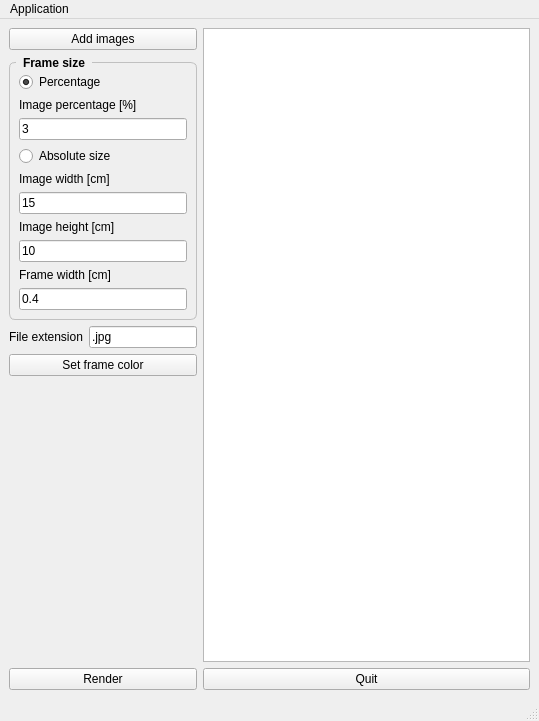
Above: ui/mainwindow.ui from JakubHazik/AddImageFrame before the change. Below: the same form after it.
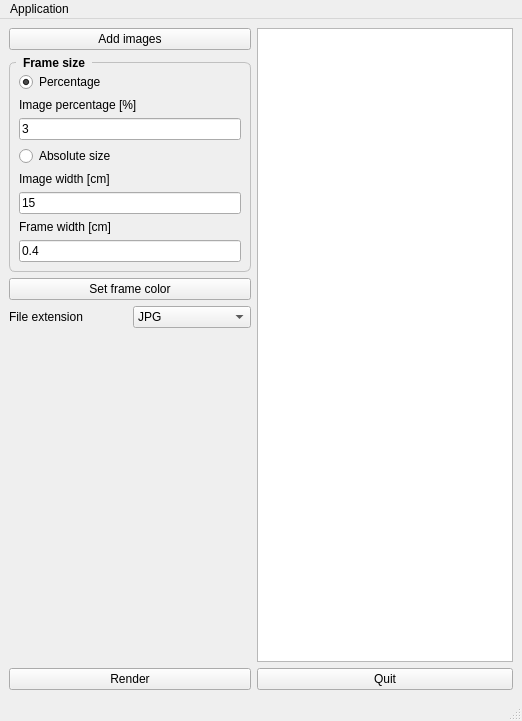
That is the form after the change.

Commit message: move image processing to UI object, make UI user friendly

```diff
--- a/ui/mainwindow.ui
+++ b/ui/mainwindow.ui
@@ -6,7 +6,7 @@
    <rect>
     <x>0</x>
     <y>0</y>
-    <width>539</width>
+    <width>522</width>
     <height>721</height>
    </rect>
   </property>
@@ -14,8 +14,23 @@
    <string>MainWindow</string>
   </property>
   <widget class="QWidget" name="centralwidget">
+   <layout class="QHBoxLayout" name="horizontalLayout">
+    <item>
    <layout class="QGridLayout" name="gridLayout">
-    <item row="6" column="0" colspan="3">
+      <item row="0" column="0">
+       <widget class="QPushButton" name="browse_btn">
+        <property name="sizePolicy">
+         <sizepolicy hsizetype="Expanding" vsizetype="Fixed">
+          <horstretch>0</horstretch>
+          <verstretch>0</verstretch>
+         </sizepolicy>
+        </property>
+        <property name="text">
+         <string>Add images</string>
+        </property>
+       </widget>
+      </item>
+      <item row="9" column="0">
      <widget class="QPushButton" name="render_btn">
       <property name="sizePolicy">
        <sizepolicy hsizetype="Expanding" vsizetype="Fixed">
@@ -28,14 +43,45 @@
       </property>
      </widget>
     </item>
-    <item row="6" column="3">
-     <widget class="QPushButton" name="quit_btn">
+      <item row="3" column="0">
+       <widget class="QPushButton" name="color_btn">
+        <property name="sizePolicy">
+         <sizepolicy hsizetype="Expanding" vsizetype="Fixed">
+          <horstretch>0</horstretch>
+          <verstretch>0</verstretch>
+         </sizepolicy>
+        </property>
       <property name="text">
-       <string>Quit</string>
+         <string>Set frame color</string>
       </property>
      </widget>
     </item>
-    <item row="1" column="0" colspan="3">
+      <item row="4" column="0">
+       <layout class="QHBoxLayout" name="horizontalLayout_2">
+        <item>
+         <widget class="QLabel" name="label_5">
+          <property name="text">
+           <string>File extension</string>
+          </property>
+         </widget>
+        </item>
+        <item>
+         <widget class="QComboBox" name="fileExtension">
+          <item>
+           <property name="text">
+            <string>JPG</string>
+           </property>
+          </item>
+          <item>
+           <property name="text">
+            <string>PNG</string>
+           </property>
+          </item>
+         </widget>
+        </item>
+       </layout>
+      </item>
+      <item row="2" column="0">
      <widget class="QGroupBox" name="groupBox">
       <property name="styleSheet">
        <string notr="true">QGroupBox {
@@ -100,20 +146,6 @@
          </property>
         </widget>
        </item>
-       <item>
-        <widget class="QLabel" name="label_3">
-         <property name="text">
-          <string>Image height [cm]</string>
-         </property>
-        </widget>
-       </item>
-       <item>
-        <widget class="QLineEdit" name="imageHeight">
-         <property name="text">
-          <string>10</string>
-         </property>
-        </widget>
-       </item>
        <item>
         <widget class="QLabel" name="label_4">
          <property name="text">
@@ -131,50 +163,7 @@
       </layout>
      </widget>
     </item>
-    <item row="0" column="0" colspan="3">
-     <widget class="QPushButton" name="browse_btn">
-      <property name="sizePolicy">
-       <sizepolicy hsizetype="Expanding" vsizetype="Fixed">
-        <horstretch>0</horstretch>
-        <verstretch>0</verstretch>
-       </sizepolicy>
-      </property>
-      <property name="text">
-       <string>Add images</string>
-      </property>
-     </widget>
-    </item>
-    <item row="3" column="0" colspan="3">
-     <widget class="QPushButton" name="color_btn">
-      <property name="sizePolicy">
-       <sizepolicy hsizetype="Expanding" vsizetype="Fixed">
-        <horstretch>0</horstretch>
-        <verstretch>0</verstretch>
-       </sizepolicy>
-      </property>
-      <property name="text">
-       <string>Set frame color</string>
-      </property>
-     </widget>
-    </item>
-    <item row="0" column="3" rowspan="6">
-     <widget class="QTextEdit" name="textOutput"/>
-    </item>
-    <item row="2" column="1" colspan="2">
-     <widget class="QLineEdit" name="fileExtension">
-      <property name="text">
-       <string>.jpg</string>
-      </property>
-     </widget>
-    </item>
-    <item row="2" column="0">
-     <widget class="QLabel" name="label_5">
-      <property name="text">
-       <string>File extension</string>
-      </property>
-     </widget>
-    </item>
-    <item row="4" column="1">
+      <item row="8" column="0">
      <spacer name="verticalSpacer">
       <property name="orientation">
        <enum>Qt::Vertical</enum>
@@ -188,13 +177,29 @@
      </spacer>
     </item>
    </layout>
+    </item>
+    <item>
+     <layout class="QVBoxLayout" name="verticalLayout_2">
+      <item>
+       <widget class="QTextEdit" name="textOutput"/>
+      </item>
+      <item>
+       <widget class="QPushButton" name="quit_btn">
+        <property name="text">
+         <string>Quit</string>
+        </property>
+       </widget>
+      </item>
+     </layout>
+    </item>
+   </layout>
   </widget>
   <widget class="QMenuBar" name="menubar">
    <property name="geometry">
     <rect>
      <x>0</x>
      <y>0</y>
-     <width>539</width>
+     <width>522</width>
      <height>22</height>
     </rect>
    </property>
```
Left out of the diff: 2 changed lines with no effect on the pictures. Lines whose indentation alone changed are shown as unchanged. The commit also changes 5 other files.
